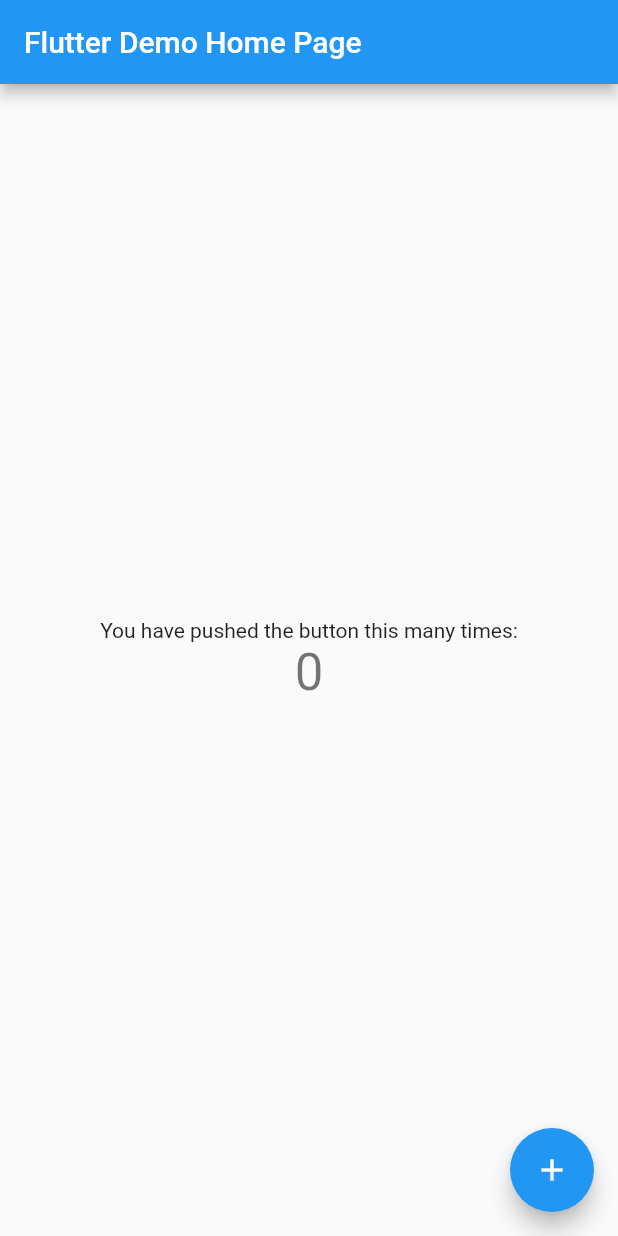
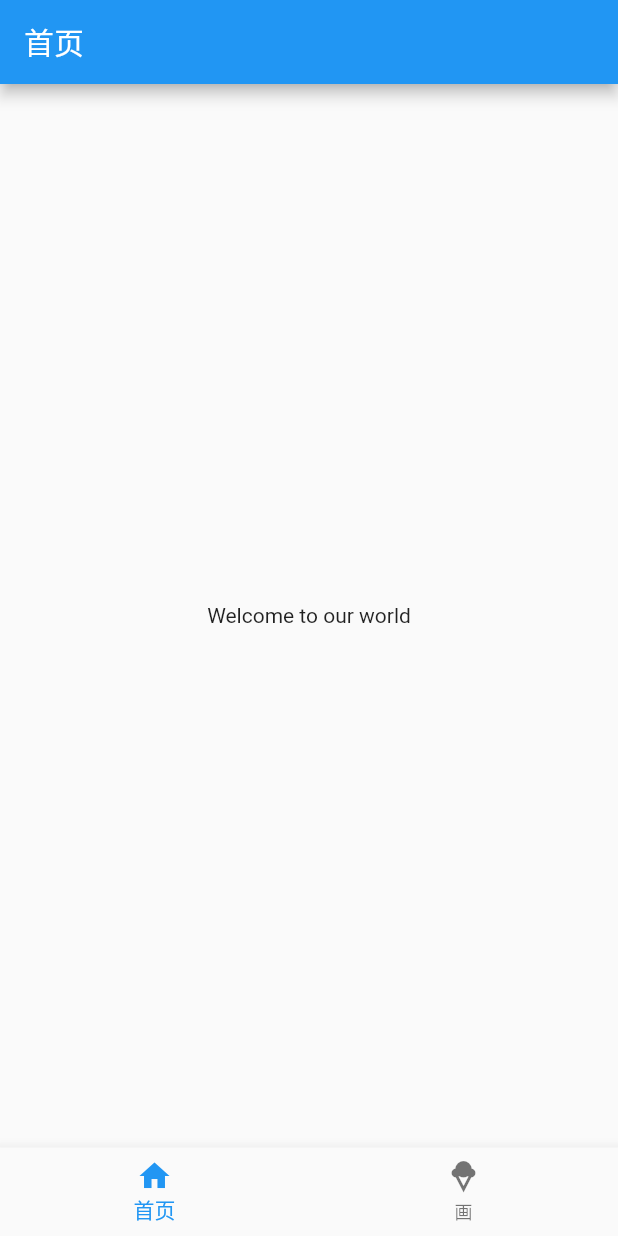
Before and after one commit to zy-xmz/glastudio, a Flutter app: the screen it shows after launch, on a phone screen of 412 x 824 dp. Run offline on Flutter 3.47's test engine with Material 2 defaults, Android fonts, the phone set to English and light mode, and no system bars.

Commit message:
添加底部菜单栏

```diff
--- /dev/null
+++ b/lib/bottom_navigation.dart
@@ -0,0 +1,35 @@
+import 'package:flutter/material.dart';
+import 'pages/home_page.dart';
+import 'pages/painting.dart';
+
+// 创建一个有状态的底部导航栏组件
+class BottomNavigation extends StatefulWidget {
+  const BottomNavigation({Key? key}) : super(key: key);
+
+  @override
+  _BottomNavigationState createState() => _BottomNavigationState();
+}
+
+class _BottomNavigationState extends State<BottomNavigation> {
+  final list = [const HomePage(), const Mizhou()];
+  int actIndex = 0;
+
+  @override
+  Widget build(BuildContext context) {
+    return Scaffold(
+      body: list[actIndex],
+      bottomNavigationBar: BottomNavigationBar(
+          currentIndex: actIndex,
+          onTap: (int index) {
+            setState(() {
+              actIndex = index;
+            });
+          },
+          type: BottomNavigationBarType.fixed,
+          items: const [
+            BottomNavigationBarItem(icon: Icon(Icons.home), label: '首页'),
+            BottomNavigationBarItem(icon: Icon(Icons.icecream), label: '画')
+          ]),
+    );
+  }
+}
--- a/lib/main.dart
+++ b/lib/main.dart
@@ -1,4 +1,5 @@
 import 'package:flutter/material.dart';
+import 'bottom_navigation.dart';
 
 void main() {
   runApp(const MyApp());
@@ -7,109 +8,11 @@
 class MyApp extends StatelessWidget {
   const MyApp({Key? key}) : super(key: key);
 
-  // This widget is the root of your application.
   @override
   Widget build(BuildContext context) {
     return MaterialApp(
-      title: 'Flutter Demo',
-      theme: ThemeData(
-        // This is the theme of your application.
-        //
-        // Try running your application with "flutter run". You'll see the
-        // application has a blue toolbar. Then, without quitting the app, try
-        // changing the primarySwatch below to Colors.green and then invoke
-        // "hot reload" (press "r" in the console where you ran "flutter run",
-        // or simply save your changes to "hot reload" in a Flutter IDE).
-        // Notice that the counter didn't reset back to zero; the application
-        // is not restarted.
-        primarySwatch: Colors.blue,
-      ),
-      home: const MyHomePage(title: 'Flutter Demo Home Page'),
-    );
+        title: 'demo',
+        theme: ThemeData.light(),
+        home: const BottomNavigation());
   }
 }
-
-class MyHomePage extends StatefulWidget {
-  const MyHomePage({Key? key, required this.title}) : super(key: key);
-
-  // This widget is the home page of your application. It is stateful, meaning
-  // that it has a State object (defined below) that contains fields that affect
-  // how it looks.
-
-  // This class is the configuration for the state. It holds the values (in this
-  // case the title) provided by the parent (in this case the App widget) and
-  // used by the build method of the State. Fields in a Widget subclass are
-  // always marked "final".
-
-  final String title;
-
-  @override
-  State<MyHomePage> createState() => _MyHomePageState();
-}
-
-class _MyHomePageState extends State<MyHomePage> {
-  int _counter = 0;
-
-  void _incrementCounter() {
-    setState(() {
-      // This call to setState tells the Flutter framework that something has
-      // changed in this State, which causes it to rerun the build method below
-      // so that the display can reflect the updated values. If we changed
-      // _counter without calling setState(), then the build method would not be
-      // called again, and so nothing would appear to happen.
-      _counter++;
-    });
-  }
-
-  @override
-  Widget build(BuildContext context) {
-    // This method is rerun every time setState is called, for instance as done
-    // by the _incrementCounter method above.
-    //
-    // The Flutter framework has been optimized to make rerunning build methods
-    // fast, so that you can just rebuild anything that needs updating rather
-    // than having to individually change instances of widgets.
-    return Scaffold(
-      appBar: AppBar(
-        // Here we take the value from the MyHomePage object that was created by
-        // the App.build method, and use it to set our appbar title.
-        title: Text(widget.title),
-      ),
-      body: Center(
-        // Center is a layout widget. It takes a single child and positions it
-        // in the middle of the parent.
-        child: Column(
-          // Column is also a layout widget. It takes a list of children and
-          // arranges them vertically. By default, it sizes itself to fit its
-          // children horizontally, and tries to be as tall as its parent.
-          //
-          // Invoke "debug painting" (press "p" in the console, choose the
-          // "Toggle Debug Paint" action from the Flutter Inspector in Android
-          // Studio, or the "Toggle Debug Paint" command in Visual Studio Code)
-          // to see the wireframe for each widget.
-          //
-          // Column has various properties to control how it sizes itself and
-          // how it positions its children. Here we use mainAxisAlignment to
-          // center the children vertically; the main axis here is the vertical
-          // axis because Columns are vertical (the cross axis would be
-          // horizontal).
-          mainAxisAlignment: MainAxisAlignment.center,
-          children: <Widget>[
-            const Text(
-              'You have pushed the button this many times:',
-            ),
-            Text(
-              '$_counter',
-              style: Theme.of(context).textTheme.headline4,
-            ),
-          ],
-        ),
-      ),
-      floatingActionButton: FloatingActionButton(
-        onPressed: _incrementCounter,
-        tooltip: 'Increment',
-        child: const Icon(Icons.add),
-      ), // This trailing comma makes auto-formatting nicer for build methods.
-    );
-  }
-}
--- /dev/null
+++ b/lib/pages/home_page.dart
@@ -0,0 +1,12 @@
+import 'package:flutter/material.dart';
+
+class HomePage extends StatelessWidget {
+  const HomePage({Key? key}) : super(key: key);
+
+  @override
+  Widget build(BuildContext context) {
+    return Scaffold(
+        appBar: AppBar(title: const Text('首页')),
+        body: const Center(child: Text('Welcome to our world')));
+  }
+}
--- /dev/null
+++ b/lib/pages/painting.dart
@@ -0,0 +1,12 @@
+import 'package:flutter/material.dart';
+
+class Mizhou extends StatelessWidget {
+  const Mizhou({Key? key}) : super(key: key);
+
+  @override
+  Widget build(BuildContext context) {
+    return Scaffold(
+        appBar: AppBar(title: const Text('画')),
+        body: const Center(child: Text('painting')));
+  }
+}
```
